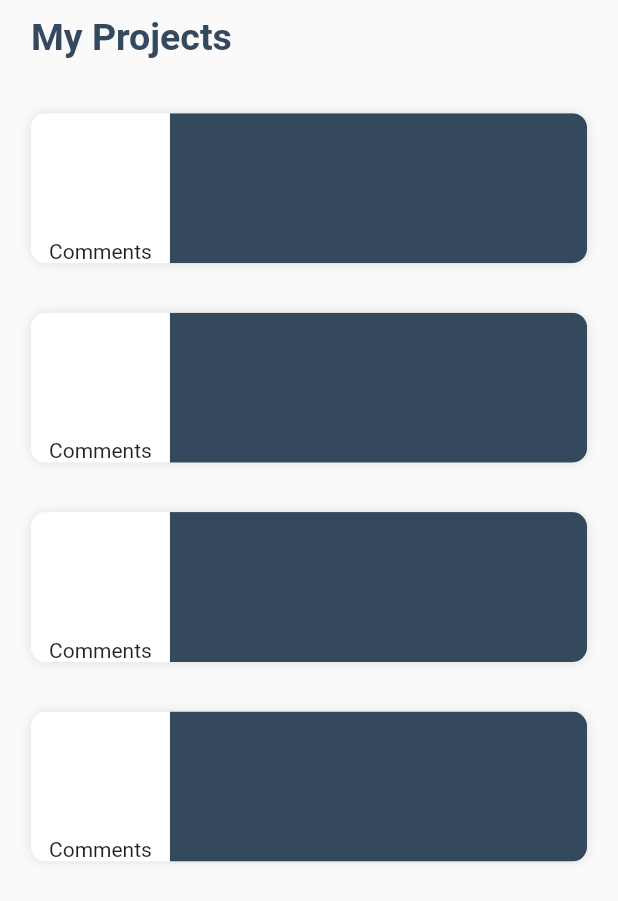
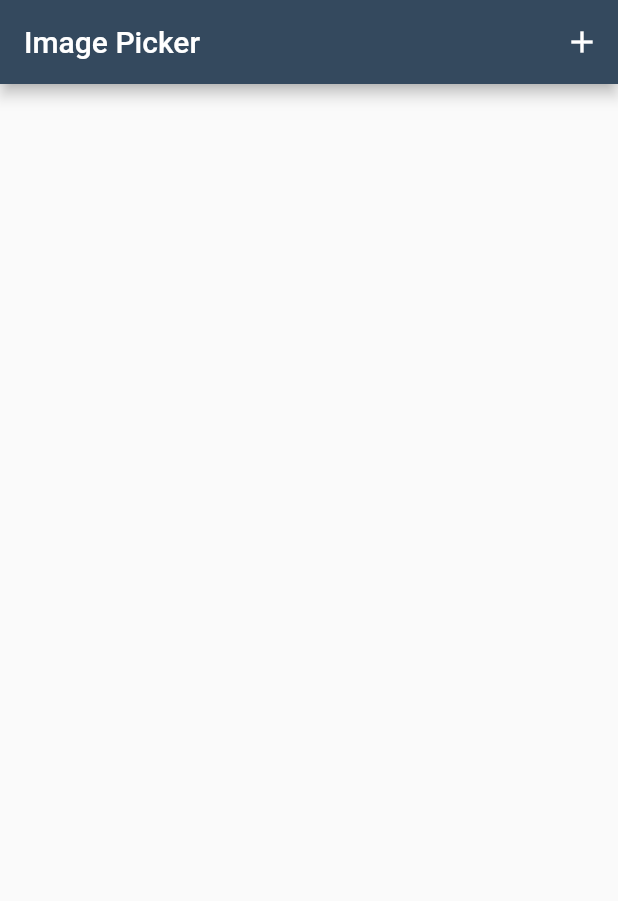
Before and after one commit to GDGVIT/Screenshot-Manager-App, a Flutter app: the screen it shows after launch, on a phone screen of 412 x 824 dp. Shown: the top 901 px of the screen. Run offline on Flutter 3.47's test engine with Material 2 defaults, Android fonts, the phone set to English and light mode, and no system bars; our stand-ins replace image_picker, sqflite; accounts and stored records are empty.

Commit message:
simple image picker added

```diff
--- a/lib/main.dart
+++ b/lib/main.dart
@@ -1,4 +1,9 @@
+import 'dart:io';
+import 'dart:async';
 import 'package:flutter/material.dart';
+import 'package:image_picker/image_picker.dart';
+import './models/local_img.dart';
+import './services/db_helper.dart';
 import 'package:screenshot_manager/utils.dart';
 
 void main() {
@@ -19,40 +24,114 @@ class MyApp extends StatelessWidget {
   }
 }
 
-class MyHomeScreen extends StatelessWidget {
+class MyHomeScreen extends StatefulWidget {
+  @override
+  _MyHomeScreenState createState() => _MyHomeScreenState();
+}
+
+class _MyHomeScreenState extends State<MyHomeScreen> {
+  Future<File> imageFile;
+  Image image;
+  DBHelper dbHelper;
+  List<Photo> photos;
+
+  @override
+  void initState() {
+    super.initState();
+    photos = [];
+    dbHelper = DBHelper();
+  }
+
+  pickImageFromGallery() {
+    ImagePicker.pickImage(source: ImageSource.gallery).then((file) {
+      String imgString = Utility.base64String(file.readAsBytesSync());
+      Photo photo = Photo(id: 0, title: imgString);
+      dbHelper.save(photo);
+      refreshPhotos();
+    });
+  }
+
+  refreshPhotos() {
+    dbHelper.getPhotos().then((imgArray) {
+      setState(() {
+        photos.clear();
+        photos.addAll(imgArray);
+      });
+    });
+  }
+
+  photoView() {
+    return Padding(
+      padding: const EdgeInsets.all(12.0),
+      child: GridView.count(
+        crossAxisCount: 2,
+        childAspectRatio: 0.5,
+        mainAxisSpacing: 5,
+        crossAxisSpacing: 2,
+        children: photos.map((photo) {
+          return Utility.imageFromBase64String(photo.title);
+        }).toList(),
+      ),
+    );
+  }
+
   @override
   Widget build(BuildContext context) {
     return Scaffold(
-      body: SafeArea(
-        child: SingleChildScrollView(
-          child: Padding(
-            padding: EdgeInsets.symmetric(
-                horizontal: MediaQuery.of(context).size.width * 0.05,
-                vertical: 10),
-            child: Column(
-              children: <Widget>[
-                Align(
-                  alignment: Alignment.centerLeft,
-                  child: Text(
-                    'My Projects',
-                    style: headingTextStyle,
-                  ),
-                ),
-                SizedBox(
-                  height: 20,
-                ),
-                MyProjectWidget(),
-                MyProjectWidget(),
-                MyProjectWidget(),
-                MyProjectWidget(),
-              ],
-            ),
+      appBar: AppBar(
+        title: Text('Image Picker'),
+        actions: <Widget>[
+          IconButton(
+            icon: Icon(Icons.add),
+            onPressed: pickImageFromGallery,
           ),
-        ),
+        ],
+      ),
+      body: Column(
+        children: <Widget>[
+          Flexible(
+            child: photoView(),
+          ),
+        ],
       ),
     );
   }
 }
+
+// class MyHomeScreen extends StatelessWidget {
+//   @override
+//   Widget build(BuildContext context) {
+//     return Scaffold(
+//       body: SafeArea(
+//         child: SingleChildScrollView(
+//           child: Padding(
+//             padding: EdgeInsets.symmetric(
+//                 horizontal: MediaQuery.of(context).size.width * 0.07,
+//                 vertical: 10),
+//             child: Column(
+//               children: <Widget>[
+//                 Align(
+//                   alignment: Alignment.centerLeft,
+//                   child: Text(
+//                     'My Projects',
+//                     style: headingTextStyle,
+//                   ),
+//                 ),
+//                 SizedBox(
+//                   height: 20,
+//                 ),
+//                 MyProjectWidget(),
+//                 MyProjectWidget(),
+//                 MyProjectWidget(),
+//                 MyProjectWidget(),
+//               ],
+//             ),
+//           ),
+//         ),
+//       ),
+//     );
+//   }
+// }
 
 class MyProjectWidget extends StatelessWidget {
   const MyProjectWidget({
--- /dev/null
+++ b/lib/models/local_img.dart
@@ -0,0 +1,23 @@
+import 'package:flutter/foundation.dart';
+
+class Photo {
+  int id;
+  String title;
+  Photo({
+    @required this.id,
+    @required this.title,
+  });
+
+  Map<String, dynamic> toMap() {
+    var map = <String, dynamic>{
+      "id": id,
+      "title": title,
+    };
+    return map;
+  }
+
+  Photo.fromMap(Map<String, dynamic> map){
+    id = map['id'];
+    title = map['title'];
+  }
+}
--- a/lib/utils.dart
+++ b/lib/utils.dart
@@ -1,3 +1,6 @@
+import 'dart:convert';
+import 'dart:typed_data';
+
 import 'package:flutter/material.dart';
 
 final primaryColor = Color(0xFF34495E);
@@ -8,3 +11,16 @@ final headingTextStyle = TextStyle(
   fontSize: 25,
   fontWeight: FontWeight.bold,
 );
+
+class Utility {
+  static String base64String(Uint8List data) {
+    return base64Encode(data);
+  }
+
+  static Image imageFromBase64String(String base64String) {
+    return Image.memory(
+      base64Decode(base64String),
+      fit: BoxFit.contain,
+    );
+  }
+}
--- a/pubspec.yaml
+++ b/pubspec.yaml
@@ -23,6 +23,10 @@ dependencies:
   # The following adds the Cupertino Icons font to your application.
   # Use with the CupertinoIcons class for iOS style icons.
   cupertino_icons: ^0.1.2
+  image_picker:
+  sqflite:
+  path_provider:
+  provider:
 
 dev_dependencies:
   flutter_test:
```
Also changed, not shown: lib/services/db_helper.dart (added, +54 -0 lines), pubspec.lock.
